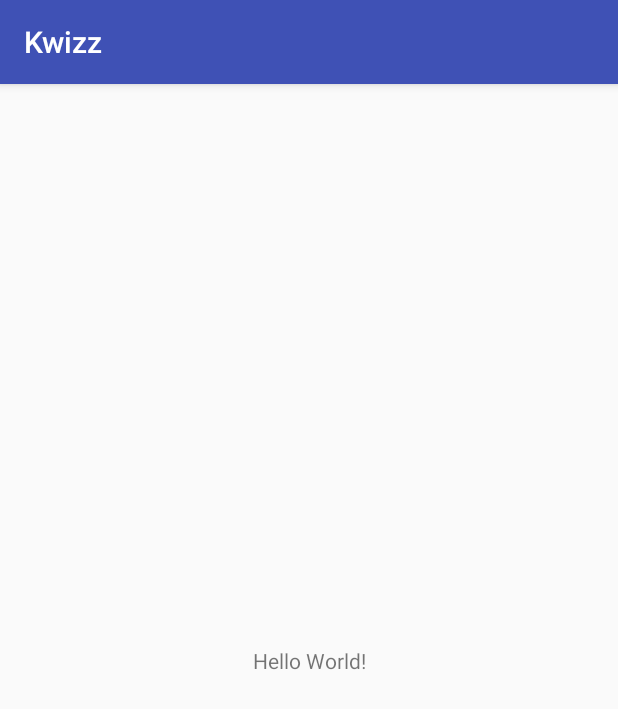
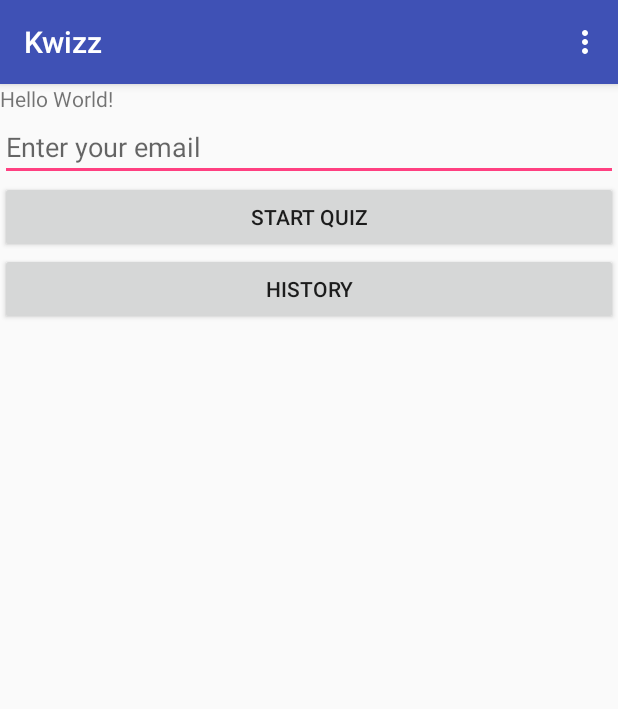
Before and after one commit to dmkudrik/MobileApplicationsProject, an Android app: the screen it shows after launch (MainActivity), on a phone screen of 412 x 824 dp. Shown: the top 709 px of the screen. Run offline under Robolectric (Android 15) with nearby library versions, the phone set to English and light mode, and no system bars; libraries missing offline, so code that uses them is left out: com.facebook.stetho; 1 statement that could not run was skipped.

Commit message:
menu, quiz layout

```diff
--- a/Kwizz/app/src/main/AndroidManifest.xml
+++ b/Kwizz/app/src/main/AndroidManifest.xml
@@ -16,6 +16,11 @@
                 <category android:name="android.intent.category.LAUNCHER" />
             </intent-filter>
         </activity>
+        <activity android:name=".MenuActivity" />
+        <activity
+            android:name=".QuizActivity"
+            android:parentActivityName ="ca.ipd12.quiz.rd.kwizz.MainActivity" >
+        </activity>
     </application>
 
 </manifest>
--- a/Kwizz/app/src/main/java/ca/ipd12/quiz/rd/kwizz/MainActivity.java
+++ b/Kwizz/app/src/main/java/ca/ipd12/quiz/rd/kwizz/MainActivity.java
@@ -1,11 +1,13 @@
 package ca.ipd12.quiz.rd.kwizz;
 
 import android.content.ContentValues;
+import android.content.Intent;
 import android.database.Cursor;
 import android.database.sqlite.SQLiteDatabase;
 import android.support.v7.app.AppCompatActivity;
 import android.os.Bundle;
 import android.util.Log;
+import android.view.View;
 
 import com.facebook.stetho.Stetho;
 
@@ -15,7 +17,7 @@ import java.util.concurrent.ThreadLocalRandom;
 import static ca.ipd12.quiz.rd.kwizz.Globals.TAG;
 import static ca.ipd12.quiz.rd.kwizz.Globals.VER;
 
-public class MainActivity extends AppCompatActivity {
+public class MainActivity extends MenuActivity {
 
     @Override
     protected void onCreate(Bundle savedInstanceState) {
@@ -80,6 +82,8 @@ public class MainActivity extends AppCompatActivity {
 
         }
     }
+
+
     public void fetcher(){
         MyDbHelper dbHelper = new MyDbHelper(this, "kwizzdb", null, VER);
         SQLiteDatabase db  = dbHelper.getReadableDatabase();
@@ -107,4 +111,12 @@ public class MainActivity extends AppCompatActivity {
     }
 
 
+    public void openQuiz(View view) {
+        Intent myIntent = new Intent(MainActivity.this, QuizActivity.class);
+//        myIntent.putExtra("key", value); //Optional parameters
+        MainActivity.this.startActivity(myIntent);
+    }
+
+    public void showScores(View view) {
+    }
 }
--- /dev/null
+++ b/Kwizz/app/src/main/java/ca/ipd12/quiz/rd/kwizz/MenuActivity.java
@@ -0,0 +1,26 @@
+package ca.ipd12.quiz.rd.kwizz;
+
+import android.support.v7.app.AppCompatActivity;
+import android.os.Bundle;
+import android.view.Menu;
+import android.view.MenuInflater;
+
+public class MenuActivity extends AppCompatActivity {
+
+    @Override
+    protected void onCreate(Bundle savedInstanceState) {
+        super.onCreate(savedInstanceState);
+        setContentView(R.layout.activity_menu);
+    }
+
+    @Override
+    public boolean onCreateOptionsMenu(Menu menu) {
+        MenuInflater inflater = getMenuInflater();
+        inflater.inflate(R.menu.main, menu);
+        return true;
+    }
+
+
+
+
+}
--- a/Kwizz/app/src/main/res/layout/activity_main.xml
+++ b/Kwizz/app/src/main/res/layout/activity_main.xml
@@ -1,18 +1,44 @@
 <?xml version="1.0" encoding="utf-8"?>
-<android.support.constraint.ConstraintLayout xmlns:android="http://schemas.android.com/apk/res/android"
+<LinearLayout xmlns:android="http://schemas.android.com/apk/res/android"
     xmlns:app="http://schemas.android.com/apk/res-auto"
     xmlns:tools="http://schemas.android.com/tools"
     android:layout_width="match_parent"
     android:layout_height="match_parent"
-    tools:context=".MainActivity">
+    tools:context=".MainActivity"
+    android:orientation="vertical"
+    >
 
     <TextView
         android:layout_width="wrap_content"
         android:layout_height="wrap_content"
         android:text="Hello World!"
-        app:layout_constraintBottom_toBottomOf="parent"
-        app:layout_constraintLeft_toLeftOf="parent"
-        app:layout_constraintRight_toRightOf="parent"
-        app:layout_constraintTop_toTopOf="parent" />
-
-</android.support.constraint.ConstraintLayout>
+         />
+    <EditText
+        android:id="@+id/tbEmail"
+        android:layout_height="wrap_content"
+        android:hint="@string/tbEmail"
+        android:inputType="textEmailAddress"
+        android:layout_width="fill_parent">
+    </EditText>
+    <Button
+        android:id="@+id/btGo"
+        android:layout_height="wrap_content"
+        android:text="@string/btGo"
+        android:onClick="openQuiz"
+        android:layout_width="fill_parent">
+    </Button>
+    <Button
+        android:id="@+id/btScores"
+        android:layout_height="wrap_content"
+        android:text="@string/btScores"
+        android:onClick="showScores"
+        android:layout_width="fill_parent">
+    </Button>
+    <!--<Button-->
+        <!--android:id="@+id/bt"-->
+        <!--android:layout_height="wrap_content"-->
+        <!--android:text="@string/bt"-->
+        <!--android:onClick="sendMail"-->
+        <!--android:layout_width="fill_parent">-->
+    <!--</Button>-->
+</LinearLayout>
--- /dev/null
+++ b/Kwizz/app/src/main/res/menu/main.xml
@@ -0,0 +1,20 @@
+<?xml version="1.0" encoding="utf-8"?>
+<menu xmlns:android="http://schemas.android.com/apk/res/android">
+
+    <item android:id="@+id/miHome"
+        android:title="@string/goHome"
+        android:orderInCategory="1"
+        ></item>
+    <item android:id="@+id/miGo"
+        android:title="@string/goGo"
+        android:orderInCategory="2"
+        ></item>
+    <item android:id="@+id/miScores"
+        android:title="@string/goScores"
+        android:orderInCategory="3"
+        ></item>
+    <item android:id="@+id/miAbout"
+        android:title="@string/goAbout"
+        android:orderInCategory="4"
+        ></item>
+</menu>
--- a/Kwizz/app/src/main/res/values/strings.xml
+++ b/Kwizz/app/src/main/res/values/strings.xml
@@ -1,3 +1,21 @@
 <resources>
     <string name="app_name">Kwizz</string>
+
+    <!--Main Menu-->
+    <string name="goGo">Start quiz</string>
+    <string name="goHome">Home page</string>
+    <string name="goAbout">About</string>
+    <string name="goScores">History</string>
+
+    <!--First Page-->
+    <string name="tbEmail">Enter your email</string>
+    <string name="btGo">Start quiz</string>
+    <string name="btScores">History</string>
+
+    <!--Quiz Activity-->
+    <string name="btBack">Previous</string>
+    <string name="btForward">Next</string>
+    <string name="btConfirm">Confirm</string>
+    <string name="btEmail">Send results on my email</string>
+
 </resources>
```
Also changed, not shown: Kwizz/app/src/main/java/ca/ipd12/quiz/rd/kwizz/QuizActivity.java (added, +26 -0 lines), Kwizz/app/src/main/res/layout/activity_menu.xml (added, +9 -0 lines), Kwizz/app/src/main/res/layout/activity_quiz.xml (added, +55 -0 lines).
